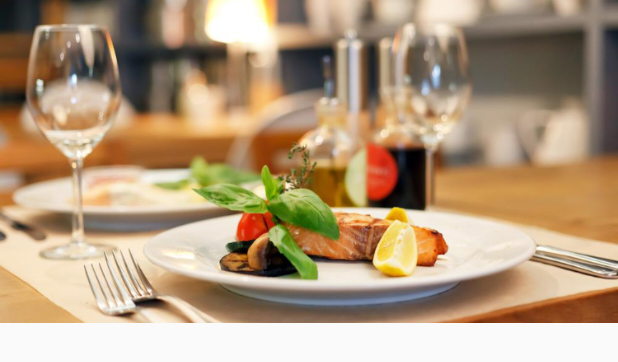
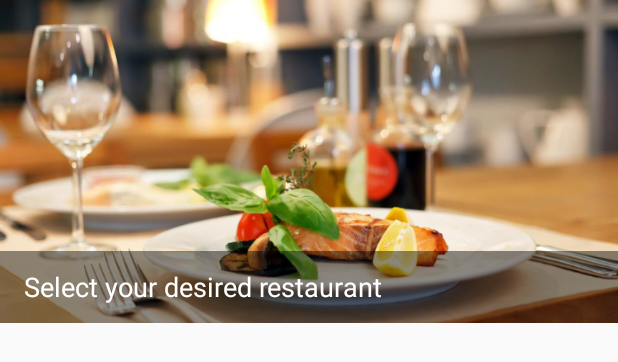
Before and after one commit to Intrexion/IVH11A1_App, an Android app: the layout fragment_restaurant.xml on its own in the app's theme, with its tools: preview values and no code run, on a phone screen of 412 x 824 dp. Shown: the top 362 px of the screen. Run offline under Robolectric (Android 15) with nearby library versions, the phone set to English and light mode, and no system bars.

Commit message:
Add translucent header to restaurant fragment

```diff
--- a/app/src/main/res/layout/fragment_restaurant.xml
+++ b/app/src/main/res/layout/fragment_restaurant.xml
@@ -15,6 +15,18 @@
             android:src="@drawable/restaurant"
             android:adjustViewBounds="true"
             android:scaleType="fitXY" />
+
+        <TextView
+            style="@android:style/TextAppearance.Medium.Inverse"
+            android:layout_width="match_parent"
+            android:layout_height="wrap_content"
+            android:layout_gravity="bottom"
+            android:background="#70000000"
+            android:text="@string/restaurants_select"
+            android:gravity="center_vertical"
+            android:minHeight="?android:attr/listPreferredItemHeightSmall"
+            android:paddingLeft="?android:attr/listPreferredItemPaddingLeft"
+            android:paddingRight="?android:attr/listPreferredItemPaddingRight" />
 
     </FrameLayout>
 
@@ -43,7 +55,7 @@
             android:layout_width="wrap_content"
             android:layout_height="wrap_content"
             android:layout_gravity="center"
-            android:text="No data available"
+            android:text="@string/restaurants_empty"
             android:visibility="gone" />
 
         <TextView
@@ -52,7 +64,7 @@
             android:layout_width="wrap_content"
             android:layout_height="wrap_content"
             android:layout_gravity="center"
-            android:text="Error retrieving restaurants."
+            android:text="@string/restaurants_error"
             android:textColor="@android:color/holo_red_dark"
             android:visibility="gone" />
 
--- a/app/src/main/res/values/strings.xml
+++ b/app/src/main/res/values/strings.xml
@@ -5,6 +5,11 @@
     <string name="cancel" tools:translatable="false">@android:string/cancel</string>
     <string name="submit">Submit</string>
     <string name="action_settings">Settings</string>
+
+    <!-- Restaurant -->
+    <string name="restaurants_select">Select your desired restaurant</string>
+    <string name="restaurants_empty">No restaurants available.</string>
+    <string name="restaurants_error">Error retrieving restaurants.</string>
 
     <!-- Reservation form -->
     <string name="reservation_title">%s Reservation</string>
```
